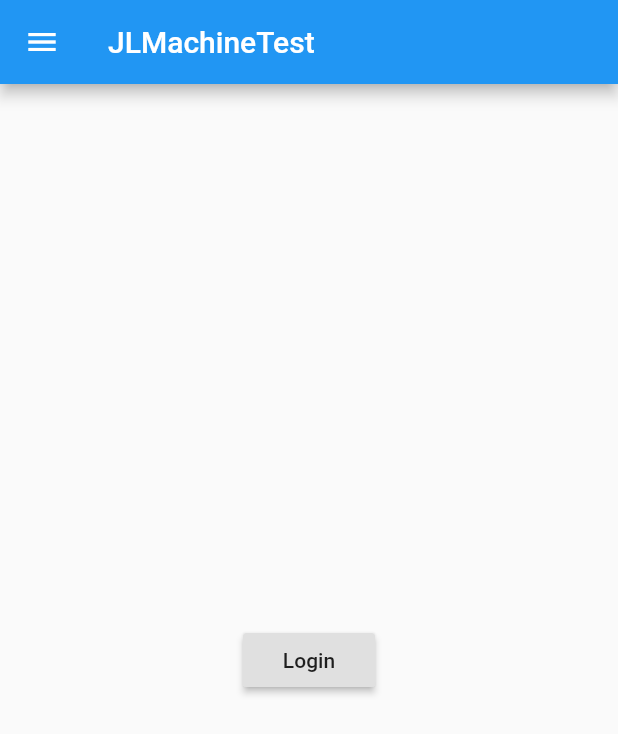
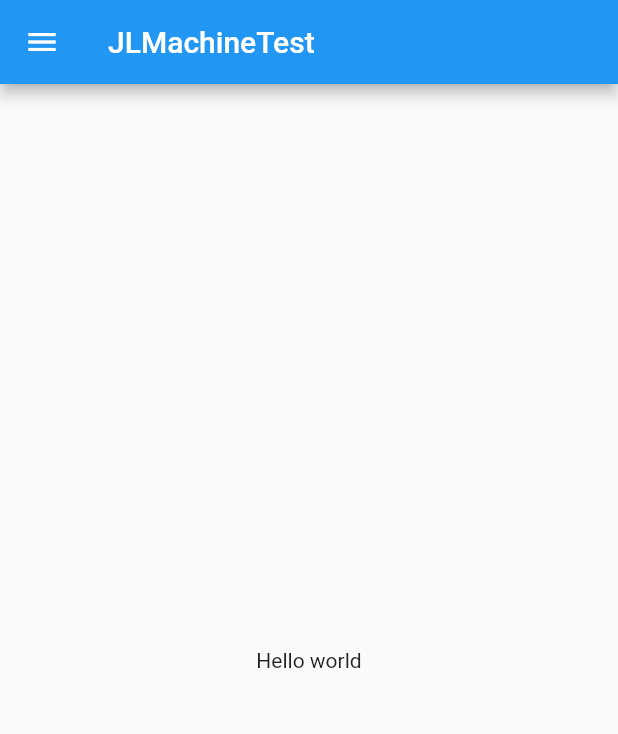
Before and after one commit to wangzheng1981/julong_machine_test, a Flutter app: the screen it shows after launch, on a phone screen of 412 x 824 dp. Shown: the top 734 px of the screen. Run offline on Flutter 3.47's test engine with Material 2 defaults, Android fonts, the phone set to English and light mode, and no system bars; our stand-ins replace cached_network_image, fluttertoast, shared_preferences; missing offline and left inert: flukit; generated files the repository leaves out were written again.

Commit message:
测试我的程序1

```diff
--- a/lib/routes/home_page.dart
+++ b/lib/routes/home_page.dart
@@ -22,6 +22,7 @@ class _HomeRouteState extends State<HomeRoute> {
   Widget _buildBody() {
     UserModel userModel = Provider.of<UserModel>(context);
 //    if (!userModel.isLogin)
+    print(userModel.isLogin);
     if (!userModel.isLogin) {
       //用户未登录，显示登录按钮
       return Center(
@@ -32,9 +33,9 @@ class _HomeRouteState extends State<HomeRoute> {
       );
     } else {
       return Center(
-        child: RaisedButton(
-          child: Text(GmLocalizations.of(context).login),
-          onPressed: () => Navigator.of(context).pushNamed("login"),
+        child: Text(
+          "Hello world",
+          textAlign: TextAlign.left,
         ),
       );
     }
@@ -56,7 +57,7 @@ class MyDrawer extends StatelessWidget {
         child: Column(
           crossAxisAlignment: CrossAxisAlignment.start,
           children: <Widget>[
-            _buildHeader(), //构建抽屉菜单头部
+          //  _buildHeader(), //构建抽屉菜单头部
             Expanded(child: _buildMenus()), //构建功能菜单
           ],
         ),
@@ -143,6 +144,7 @@ class MyDrawer extends StatelessWidget {
                             onPressed: () {
                               //该赋值语句会触发MaterialApp rebuild
                               userModel.user = null;
+                              userModel.isLogin=false;
                               Navigator.pop(context);
                             },
                           ),
--- a/lib/routes/login.dart
+++ b/lib/routes/login.dart
@@ -92,12 +92,16 @@ class _LoginRouteState extends State<LoginRoute> {
     // 先验证各个表单字段是否合法
     if ((_formKey.currentState as FormState).validate()) {
       showLoading(context);
-      Provider.of<String>(context, listen: false).isLogin = "false";
+      UserModel userModel = Provider.of<UserModel>(context);
+      userModel.isLogin = false;
       if (_unameController.text == "test" && _pwdController.text == "1") {
+        userModel.isLogin=true;
         Navigator.of(context).pop();
         Navigator.of(context).pop();
       } else {
         showToast(GmLocalizations.of(context).userNameOrPasswordWrong);
+        Navigator.of(context).pop();
+        Navigator.of(context).pop();
       }
     }
   }
```
Also changed, not shown: lib/states/profile_change_notifier.dart (+10 -2 lines).
